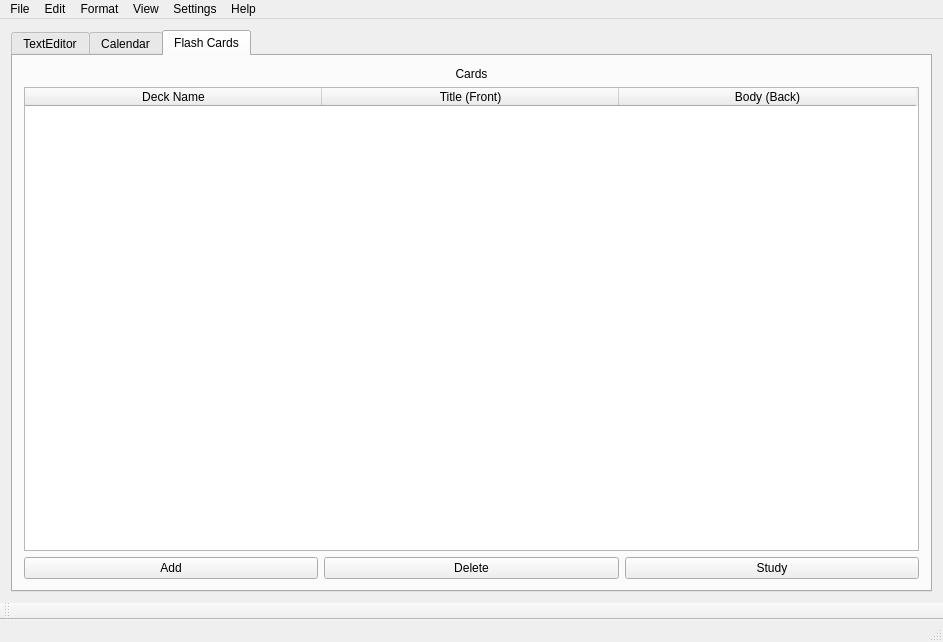
Above: Qt Project Files/SpiralBound/mainwindow.ui from ECU-CSCI-4230/SpiralBound before the change. Below: the same form after it.
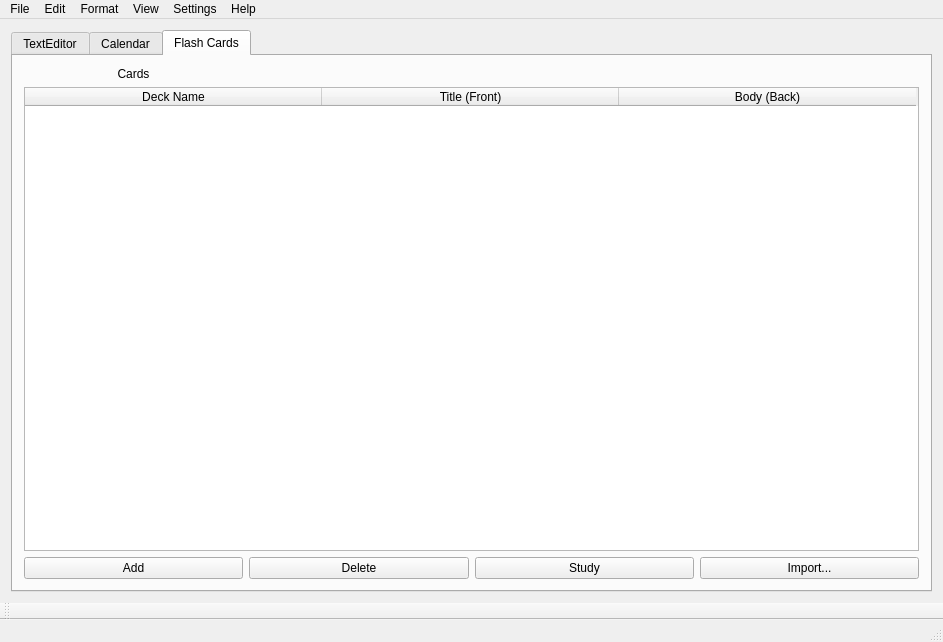
That is the form after the change. Icons and pictures are not drawn.

Diff of the .ui file:
```diff
--- a/Qt Project Files/SpiralBound/mainwindow.ui
+++ b/Qt Project Files/SpiralBound/mainwindow.ui
@@ -47,8 +47,8 @@
            <string>&lt;!DOCTYPE HTML PUBLIC &quot;-//W3C//DTD HTML 4.0//EN&quot; &quot;http://www.w3.org/TR/REC-html40/strict.dtd&quot;&gt;
 &lt;html&gt;&lt;head&gt;&lt;meta name=&quot;qrichtext&quot; content=&quot;1&quot; /&gt;&lt;style type=&quot;text/css&quot;&gt;
 p, li { white-space: pre-wrap; }
-&lt;/style&gt;&lt;/head&gt;&lt;body style=&quot; font-family:'.SF NS Text'; font-size:13pt; font-weight:400; font-style:normal;&quot;&gt;
-&lt;p style=&quot;-qt-paragraph-type:empty; margin-top:0px; margin-bottom:0px; margin-left:0px; margin-right:0px; -qt-block-indent:0; text-indent:0px;&quot;&gt;&lt;br /&gt;&lt;/p&gt;&lt;/body&gt;&lt;/html&gt;</string>
+&lt;/style&gt;&lt;/head&gt;&lt;body style=&quot; font-family:'MS Shell Dlg 2'; font-size:7.8pt; font-weight:400; font-style:normal;&quot;&gt;
+&lt;p style=&quot;-qt-paragraph-type:empty; margin-top:0px; margin-bottom:0px; margin-left:0px; margin-right:0px; -qt-block-indent:0; text-indent:0px; font-family:'.SF NS Text'; font-size:13pt;&quot;&gt;&lt;br /&gt;&lt;/p&gt;&lt;/body&gt;&lt;/html&gt;</string>
           </property>
          </widget>
         </item>
@@ -188,7 +188,7 @@
         <string>Flash Cards</string>
        </attribute>
        <layout class="QGridLayout" name="gridLayout_4">
-        <item row="0" column="0" colspan="3">
+        <item row="0" column="0">
          <widget class="QLabel" name="label_cards">
           <property name="sizePolicy">
            <sizepolicy hsizetype="Minimum" vsizetype="Minimum">
@@ -204,7 +204,7 @@
           </property>
          </widget>
         </item>
-        <item row="1" column="0" colspan="3">
+        <item row="1" column="0" colspan="4">
          <widget class="QTableWidget" name="tableWidget_cardsTable">
           <property name="sortingEnabled">
            <bool>false</bool>
@@ -268,6 +268,13 @@
           </property>
          </widget>
         </item>
+        <item row="2" column="3">
+         <widget class="QPushButton" name="pushButton_import">
+          <property name="text">
+           <string>Import...</string>
+          </property>
+         </widget>
+        </item>
        </layout>
       </widget>
      </widget>
@@ -280,7 +287,7 @@
      <x>0</x>
      <y>0</y>
      <width>943</width>
-     <height>22</height>
+     <height>25</height>
     </rect>
    </property>
    <widget class="QMenu" name="menuFile">
```
